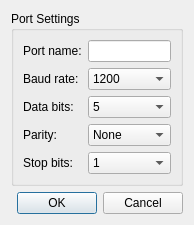
Before: the Qt Designer form forms/preferencesdialog.ui in Flooten/mazetercontrol, drawn with Qt 5.
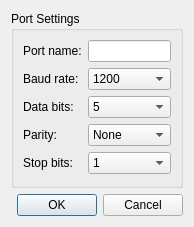
After: the same form once the commit is applied. Icons and pictures are not drawn.

Patch:
```diff
--- a/forms/preferencesdialog.ui
+++ b/forms/preferencesdialog.ui
@@ -7,7 +7,7 @@
     <x>0</x>
     <y>0</y>
     <width>194</width>
-    <height>220</height>
+    <height>227</height>
    </rect>
   </property>
   <property name="windowTitle">
```
Left out of the diff: 2 changed lines with no effect on the pictures.
